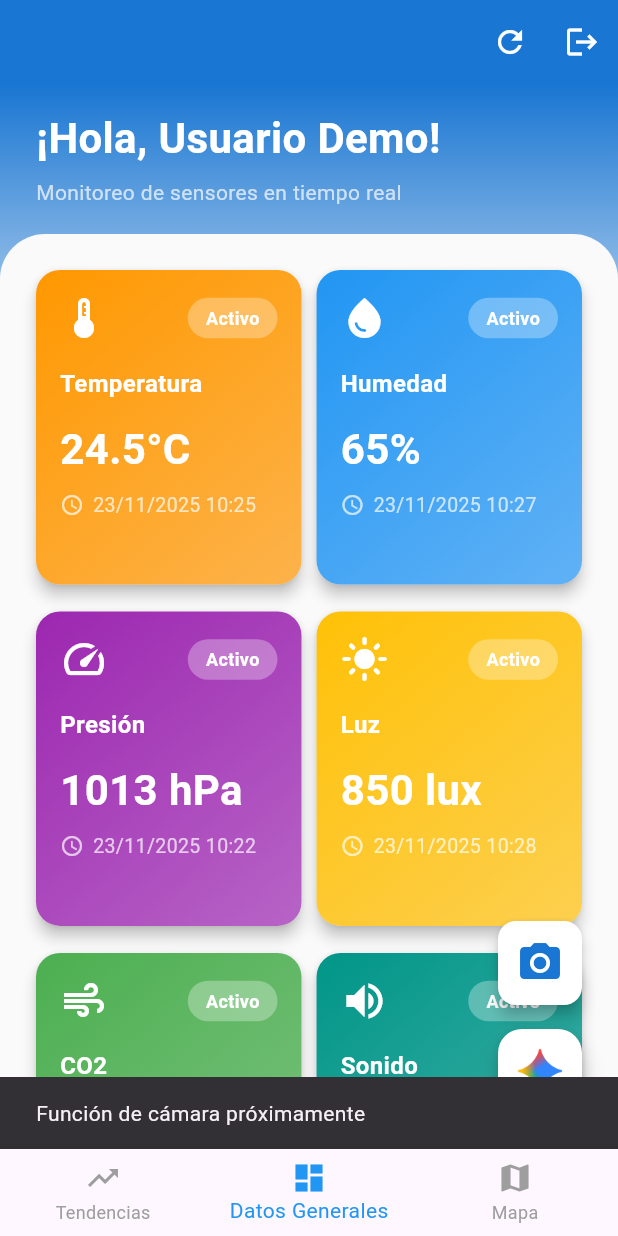
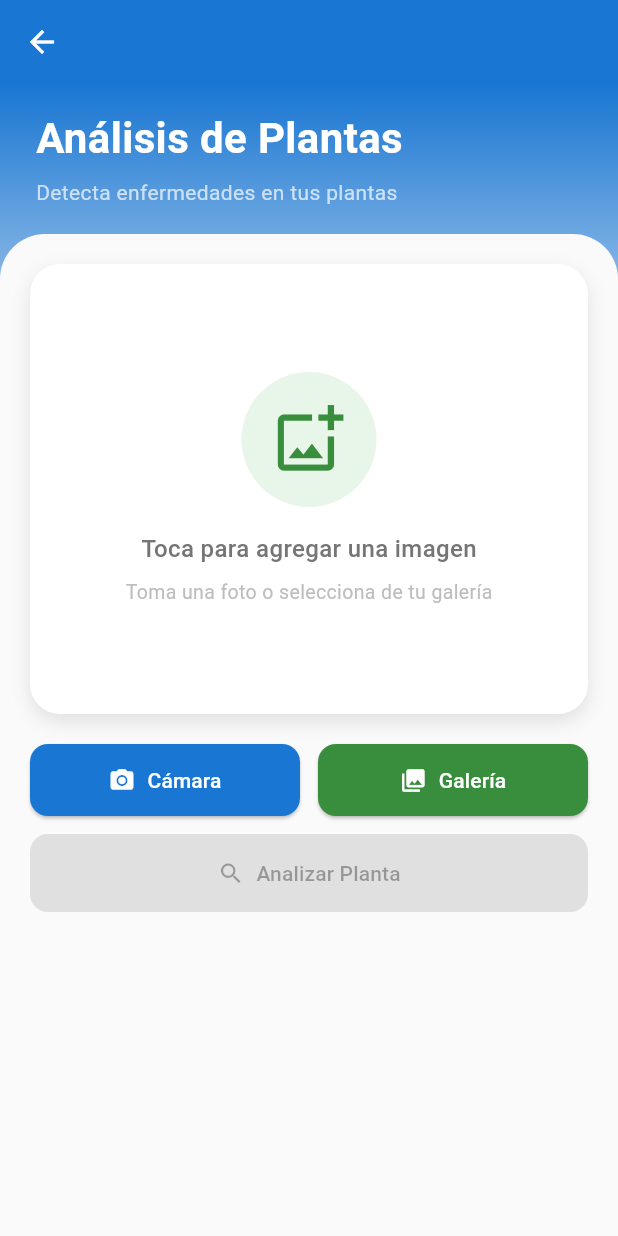
Before and after one commit to KevinMontalvo27/greenhouseapp, a Flutter app: the screen it shows after launch, after a tap on "Iniciar Sesión", after a tap on "🔧 Modo Desarrollo (Saltar Login)", after a tap on the "camera alt" icon, on a phone screen of 412 x 824 dp. Run offline on Flutter 3.47's test engine with Material 3 defaults, Android fonts, the phone set to English and light mode, and no system bars; our stand-ins replace image_picker.

Commit message:
agregar pantalla de camara y actualizar boton de navegacion de dashboard

```diff
--- a/lib/presentation/screens/dashboard/dashboard_screen.dart
+++ b/lib/presentation/screens/dashboard/dashboard_screen.dart
@@ -1,6 +1,7 @@
 import 'package:flutter/material.dart';
 import './widgets/sensor_card.dart';
 import '../gemini_screen.dart';
+import '../plant_analysis_screen.dart';
 
 class DashboardScreen extends StatefulWidget {
   final String username;
@@ -182,11 +183,9 @@ class _DashboardScreenState extends State<DashboardScreen> {
                     child: InkWell(
                       borderRadius: BorderRadius.circular(12),
                       onTap: () {
-                        // Acción de la cámara
-                        ScaffoldMessenger.of(context).showSnackBar(
-                          const SnackBar(
-                            content: Text('Función de cámara próximamente'),
-                            duration: Duration(seconds: 1),
+                        Navigator.of(context).push(
+                          MaterialPageRoute(
+                            builder: (context) => const PlantAnalysisScreen(),
                           ),
                         );
                       },
--- /dev/null
+++ b/lib/presentation/screens/plant_analysis_screen.dart
@@ -0,0 +1,595 @@
+import 'dart:io';
+import 'package:flutter/material.dart';
+import 'package:image_picker/image_picker.dart';
+
+class PlantAnalysisScreen extends StatefulWidget {
+  const PlantAnalysisScreen({super.key});
+
+  @override
+  State<PlantAnalysisScreen> createState() => _PlantAnalysisScreenState();
+}
+
+class _PlantAnalysisScreenState extends State<PlantAnalysisScreen> {
+  late ScrollController _scrollController;
+  File? _selectedImage;
+  final ImagePicker _picker = ImagePicker();
+  bool _isAnalyzing = false;
+  Map<String, dynamic>? _analysisResult;
+
+  @override
+  void initState() {
+    super.initState();
+    _scrollController = ScrollController();
+  }
+
+  @override
+  void dispose() {
+    _scrollController.dispose();
+    super.dispose();
+  }
+
+  Future<void> _pickImageFromGallery() async {
+    try {
+      final XFile? image = await _picker.pickImage(
+        source: ImageSource.gallery,
+        maxWidth: 1024,
+        maxHeight: 1024,
+        imageQuality: 85,
+      );
+
+      if (image != null) {
+        setState(() {
+          _selectedImage = File(image.path);
+          _analysisResult = null;
+        });
+      }
+    } catch (e) {
+      _showErrorSnackBar('Error al seleccionar imagen: $e');
+    }
+  }
+
+  Future<void> _pickImageFromCamera() async {
+    try {
+      final XFile? image = await _picker.pickImage(
+        source: ImageSource.camera,
+        maxWidth: 1024,
+        maxHeight: 1024,
+        imageQuality: 85,
+      );
+
+      if (image != null) {
+        setState(() {
+          _selectedImage = File(image.path);
+          _analysisResult = null;
+        });
+      }
+    } catch (e) {
+      _showErrorSnackBar('Error al tomar foto: $e');
+    }
+  }
+
+  void _showImageSourceDialog() {
+    showModalBottomSheet(
+      context: context,
+      shape: const RoundedRectangleBorder(
+        borderRadius: BorderRadius.vertical(top: Radius.circular(20)),
+      ),
+      builder: (context) => SafeArea(
+        child: Padding(
+          padding: const EdgeInsets.symmetric(vertical: 20),
+          child: Column(
+            mainAxisSize: MainAxisSize.min,
+            children: [
+              Container(
+                width: 40,
+                height: 4,
+                decoration: BoxDecoration(
+                  color: Colors.grey.shade300,
+                  borderRadius: BorderRadius.circular(2),
+                ),
+              ),
+              const SizedBox(height: 20),
+              const Text(
+                'Seleccionar imagen',
+                style: TextStyle(
+                  fontSize: 18,
+                  fontWeight: FontWeight.bold,
+                ),
+              ),
+              const SizedBox(height: 20),
+              ListTile(
+                leading: Container(
+                  padding: const EdgeInsets.all(10),
+                  decoration: BoxDecoration(
+                    color: Colors.blue.shade50,
+                    borderRadius: BorderRadius.circular(10),
+                  ),
+                  child: Icon(
+                    Icons.camera_alt,
+                    color: Colors.blue.shade700,
+                  ),
+                ),
+                title: const Text('Tomar foto'),
+                subtitle: const Text('Usar la cámara del dispositivo'),
+                onTap: () {
+                  Navigator.pop(context);
+                  _pickImageFromCamera();
+                },
+              ),
+              ListTile(
+                leading: Container(
+                  padding: const EdgeInsets.all(10),
+                  decoration: BoxDecoration(
+                    color: Colors.green.shade50,
+                    borderRadius: BorderRadius.circular(10),
+                  ),
+                  child: Icon(
+                    Icons.photo_library,
+                    color: Colors.green.shade700,
+                  ),
+                ),
+                title: const Text('Galería'),
+                subtitle: const Text('Seleccionar de tu galería'),
+                onTap: () {
+                  Navigator.pop(context);
+                  _pickImageFromGallery();
+                },
+              ),
+            ],
+          ),
+        ),
+      ),
+    );
+  }
+
+  Future<void> _analyzeImage() async {
+    if (_selectedImage == null) {
+      _showErrorSnackBar('Por favor selecciona una imagen primero');
+      return;
+    }
+
+    setState(() {
+      _isAnalyzing = true;
+    });
+
+    // TODO: Aquí se conectará con el endpoint del backend
+    // Por ahora simulamos un análisis
+    await Future.delayed(const Duration(seconds: 2));
+
+    setState(() {
+      _isAnalyzing = false;
+      // Resultado simulado - se reemplazará con la respuesta real del backend
+      _analysisResult = {
+        'predictions': [
+          {'label': 'Tomato___healthy', 'score': 0.95},
+          {'label': 'Tomato___Early_blight', 'score': 0.03},
+          {'label': 'Tomato___Late_blight', 'score': 0.02},
+        ],
+      };
+    });
+  }
+
+  void _showErrorSnackBar(String message) {
+    ScaffoldMessenger.of(context).showSnackBar(
+      SnackBar(
+        content: Text(message),
+        backgroundColor: Colors.red.shade700,
+        behavior: SnackBarBehavior.floating,
+        shape: RoundedRectangleBorder(borderRadius: BorderRadius.circular(10)),
+      ),
+    );
+  }
+
+  void _clearImage() {
+    setState(() {
+      _selectedImage = null;
+      _analysisResult = null;
+    });
+  }
+
+  @override
+  Widget build(BuildContext context) {
+    return Scaffold(
+      appBar: AppBar(
+        backgroundColor: Colors.blue.shade700,
+        elevation: 0,
+        foregroundColor: Colors.white,
+        actions: [
+          if (_selectedImage != null)
+            IconButton(
+              icon: const Icon(Icons.refresh),
+              onPressed: _clearImage,
+              tooltip: 'Nueva imagen',
+            ),
+        ],
+      ),
+      body: Container(
+        decoration: BoxDecoration(
+          gradient: LinearGradient(
+            begin: Alignment.topCenter,
+            end: Alignment.bottomCenter,
+            colors: [Colors.blue.shade700, Colors.grey.shade50],
+            stops: const [0.0, 0.35],
+          ),
+        ),
+        child: Stack(
+          children: [
+            // Capa 1: Encabezado fijo con título
+            Positioned(
+              top: 0,
+              left: 0,
+              right: 0,
+              height: 100,
+              child: Padding(
+                padding: const EdgeInsets.only(
+                  left: 24.0,
+                  right: 24.0,
+                  top: 16.0,
+                ),
+                child: Column(
+                  crossAxisAlignment: CrossAxisAlignment.start,
+                  mainAxisSize: MainAxisSize.min,
+                  children: [
+                    const Text(
+                      'Análisis de Plantas',
+                      style: TextStyle(
+                        fontSize: 28,
+                        fontWeight: FontWeight.bold,
+                        color: Colors.white,
+                      ),
+                    ),
+                    const SizedBox(height: 6),
+                    const Text(
+                      'Detecta enfermedades en tus plantas',
+                      style: TextStyle(fontSize: 14, color: Colors.white70),
+                    ),
+                  ],
+                ),
+              ),
+            ),
+            // Capa 2: Contenido desplazable que tapa la capa 1
+            CustomScrollView(
+              controller: _scrollController,
+              slivers: [
+                SliverToBoxAdapter(child: SizedBox(height: 100)),
+                SliverToBoxAdapter(
+                  child: Container(
+                    decoration: BoxDecoration(
+                      color: Colors.grey.shade50,
+                      borderRadius: const BorderRadius.only(
+                        topLeft: Radius.circular(30),
+                        topRight: Radius.circular(30),
+                      ),
+                    ),
+                    child: Padding(
+                      padding: const EdgeInsets.all(20.0),
+                      child: Column(
+                        crossAxisAlignment: CrossAxisAlignment.stretch,
+                        children: [
+                          // Área de imagen
+                          _buildImageArea(),
+                          const SizedBox(height: 20),
+
+                          // Botones de acción
+                          _buildActionButtons(),
+                          const SizedBox(height: 20),
+
+                          // Resultados del análisis
+                          if (_analysisResult != null) _buildAnalysisResults(),
+                        ],
+                      ),
+                    ),
+                  ),
+                ),
+              ],
+            ),
+          ],
+        ),
+      ),
+    );
+  }
+
+  Widget _buildImageArea() {
+    return Container(
+      height: 300,
+      decoration: BoxDecoration(
+        color: Colors.white,
+        borderRadius: BorderRadius.circular(20),
+        boxShadow: [
+          BoxShadow(
+            color: Colors.black.withOpacity(0.1),
+            blurRadius: 10,
+            offset: const Offset(0, 5),
+          ),
+        ],
+      ),
+      child: ClipRRect(
+        borderRadius: BorderRadius.circular(20),
+        child: _selectedImage != null
+            ? Stack(
+                fit: StackFit.expand,
+                children: [
+                  Image.file(
+                    _selectedImage!,
+                    fit: BoxFit.cover,
+                  ),
+                  if (_isAnalyzing)
+                    Container(
+                      color: Colors.black.withOpacity(0.5),
+                      child: const Center(
+                        child: Column(
+                          mainAxisSize: MainAxisSize.min,
+                          children: [
+                            CircularProgressIndicator(
+                              color: Colors.white,
+                              strokeWidth: 3,
+                            ),
+                            SizedBox(height: 16),
+                            Text(
+                              'Analizando...',
+                              style: TextStyle(
+                                color: Colors.white,
+                                fontSize: 16,
+                                fontWeight: FontWeight.w500,
+                              ),
+                            ),
+                          ],
+                        ),
+                      ),
+                    ),
+                ],
+              )
+            : InkWell(
+                onTap: _showImageSourceDialog,
+                child: Column(
+                  mainAxisAlignment: MainAxisAlignment.center,
+                  children: [
+                    Container(
+                      padding: const EdgeInsets.all(20),
+                      decoration: BoxDecoration(
+                        color: Colors.green.shade50,
+                        shape: BoxShape.circle,
+                      ),
+                      child: Icon(
+                        Icons.add_photo_alternate_outlined,
+                        size: 50,
+                        color: Colors.green.shade700,
+                      ),
+                    ),
+                    const SizedBox(height: 16),
+                    Text(
+                      'Toca para agregar una imagen',
+                      style: TextStyle(
+                        fontSize: 16,
+                        color: Colors.grey.shade600,
+                        fontWeight: FontWeight.w500,
+                      ),
+                    ),
+                    const SizedBox(height: 8),
+                    Text(
+                      'Toma una foto o selecciona de tu galería',
+                      style: TextStyle(
+                        fontSize: 13,
+                        color: Colors.grey.shade400,
+                      ),
+                    ),
+                  ],
+                ),
+              ),
+      ),
+    );
+  }
+
+  Widget _buildActionButtons() {
+    return Column(
+      children: [
+        // Botón principal para seleccionar/cambiar imagen
+        Row(
+          children: [
+            Expanded(
+              child: ElevatedButton.icon(
+                onPressed: _isAnalyzing ? null : _pickImageFromCamera,
+                icon: const Icon(Icons.camera_alt),
+                label: const Text('Cámara'),
+                style: ElevatedButton.styleFrom(
+                  backgroundColor: Colors.blue.shade700,
+                  foregroundColor: Colors.white,
+                  padding: const EdgeInsets.symmetric(vertical: 14),
+                  shape: RoundedRectangleBorder(
+                    borderRadius: BorderRadius.circular(12),
+                  ),
+                ),
+              ),
+            ),
+            const SizedBox(width: 12),
+            Expanded(
+              child: ElevatedButton.icon(
+                onPressed: _isAnalyzing ? null : _pickImageFromGallery,
+                icon: const Icon(Icons.photo_library),
+                label: const Text('Galería'),
+                style: ElevatedButton.styleFrom(
+                  backgroundColor: Colors.green.shade700,
+                  foregroundColor: Colors.white,
+                  padding: const EdgeInsets.symmetric(vertical: 14),
+                  shape: RoundedRectangleBorder(
+                    borderRadius: BorderRadius.circular(12),
+                  ),
+                ),
+              ),
+            ),
+          ],
+        ),
+        const SizedBox(height: 12),
+
+        // Botón de analizar
+        SizedBox(
+          width: double.infinity,
+          child: ElevatedButton.icon(
+            onPressed: _selectedImage != null && !_isAnalyzing
+                ? _analyzeImage
+                : null,
+            icon: _isAnalyzing
+                ? const SizedBox(
+                    width: 20,
+                    height: 20,
+                    child: CircularProgressIndicator(
+                      strokeWidth: 2,
+                      color: Colors.white,
+                    ),
+                  )
+                : const Icon(Icons.search),
+            label: Text(_isAnalyzing ? 'Analizando...' : 'Analizar Planta'),
+            style: ElevatedButton.styleFrom(
+              backgroundColor: Colors.orange.shade700,
+              foregroundColor: Colors.white,
+              disabledBackgroundColor: Colors.grey.shade300,
+              padding: const EdgeInsets.symmetric(vertical: 16),
+              shape: RoundedRectangleBorder(
+                borderRadius: BorderRadius.circular(12),
+              ),
+            ),
+          ),
+        ),
+      ],
+    );
+  }
+
+  Widget _buildAnalysisResults() {
+    final predictions = _analysisResult!['predictions'] as List;
+    final topPrediction = predictions.first;
+    final label = topPrediction['label'] as String;
+    final score = topPrediction['score'] as double;
+    final isHealthy = label.toLowerCase().contains('healthy');
+
+    return Container(
+      padding: const EdgeInsets.all(20),
+      decoration: BoxDecoration(
+        color: Colors.white,
+        borderRadius: BorderRadius.circular(20),
+        boxShadow: [
+          BoxShadow(
+            color: Colors.black.withOpacity(0.1),
+            blurRadius: 10,
+            offset: const Offset(0, 5),
+          ),
+        ],
+      ),
+      child: Column(
+        crossAxisAlignment: CrossAxisAlignment.start,
+        children: [
+          Row(
+            children: [
+              Container(
+                padding: const EdgeInsets.all(10),
+                decoration: BoxDecoration(
+                  color: isHealthy ? Colors.green.shade50 : Colors.red.shade50,
+                  borderRadius: BorderRadius.circular(12),
+                ),
+                child: Icon(
+                  isHealthy ? Icons.check_circle : Icons.warning,
+                  color: isHealthy ? Colors.green.shade700 : Colors.red.shade700,
+                  size: 30,
+                ),
+              ),
+              const SizedBox(width: 12),
+              Expanded(
+                child: Column(
+                  crossAxisAlignment: CrossAxisAlignment.start,
+                  children: [
+                    const Text(
+                      'Resultado del Análisis',
+                      style: TextStyle(
+                        fontSize: 14,
+                        color: Colors.grey,
+                      ),
+                    ),
+                    Text(
+                      isHealthy ? 'Planta Saludable' : 'Problema Detectado',
+                      style: TextStyle(
+                        fontSize: 18,
+                        fontWeight: FontWeight.bold,
+                        color: isHealthy
+                            ? Colors.green.shade700
+                            : Colors.red.shade700,
+                      ),
+                    ),
+                  ],
+                ),
+              ),
+            ],
+          ),
+          const SizedBox(height: 20),
+          const Divider(),
+          const SizedBox(height: 12),
+          const Text(
+            'Predicciones:',
+            style: TextStyle(
+              fontSize: 16,
+              fontWeight: FontWeight.bold,
+            ),
+          ),
+          const SizedBox(height: 12),
+          ...predictions.map((pred) {
+            final predLabel = _formatLabel(pred['label'] as String);
+            final predScore = pred['score'] as double;
+            final percentage = (predScore * 100).toStringAsFixed(1);
+
+            return Padding(
+              padding: const EdgeInsets.only(bottom: 12),
+              child: Column(
+                crossAxisAlignment: CrossAxisAlignment.start,
+                children: [
+                  Row(
+                    mainAxisAlignment: MainAxisAlignment.spaceBetween,
+                    children: [
+                      Expanded(
+                        child: Text(
+                          predLabel,
+                          style: const TextStyle(fontSize: 14),
+                        ),
+                      ),
+                      Text(
+                        '$percentage%',
+                        style: TextStyle(
+                          fontSize: 14,
+                          fontWeight: FontWeight.bold,
+                          color: Colors.grey.shade700,
+                        ),
+                      ),
+                    ],
+                  ),
+                  const SizedBox(height: 6),
+                  ClipRRect(
+                    borderRadius: BorderRadius.circular(4),
+                    child: LinearProgressIndicator(
+                      value: predScore,
+                      backgroundColor: Colors.grey.shade200,
+                      valueColor: AlwaysStoppedAnimation<Color>(
+                        predLabel.toLowerCase().contains('healthy')
+                            ? Colors.green
+                            : Colors.orange,
+                      ),
+                      minHeight: 8,
+                    ),
+                  ),
+                ],
+              ),
+            );
+          }),
+        ],
+      ),
+    );
+  }
+
+  String _formatLabel(String label) {
+    // Convierte "Tomato___Early_blight" a "Tomato - Early blight"
+    return label
+        .replaceAll('___', ' - ')
+        .replaceAll('_', ' ')
+        .split(' ')
+        .map((word) => word.isNotEmpty
+            ? '${word[0].toUpperCase()}${word.substring(1).toLowerCase()}'
+            : '')
+        .join(' ');
+  }
+}
```
